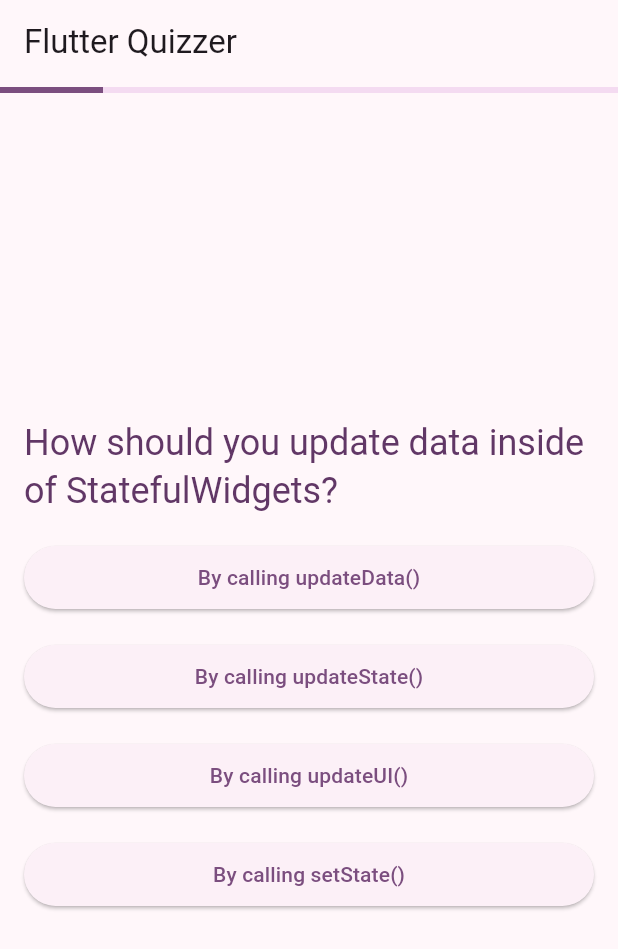
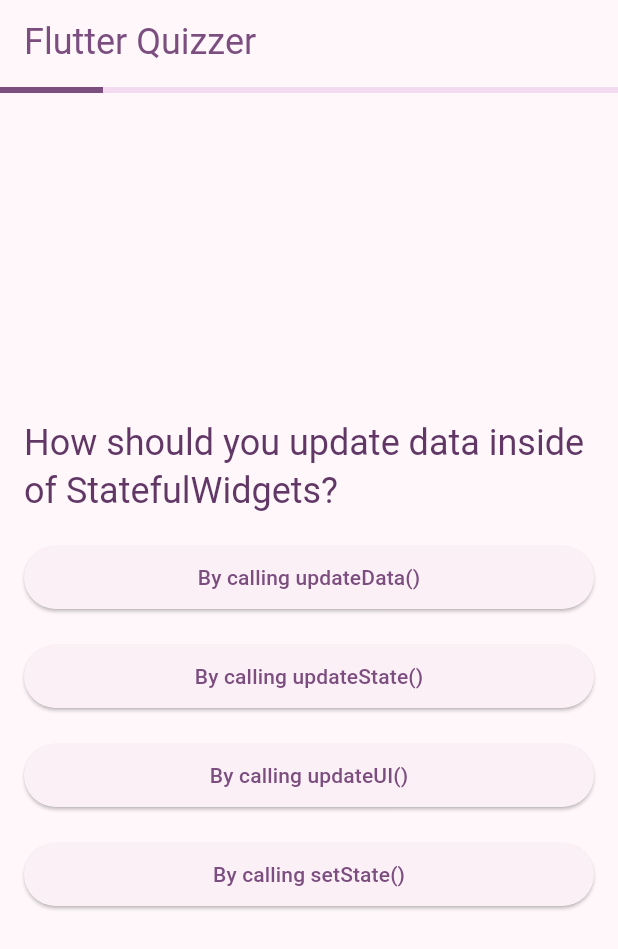
Before and after one commit to csarevalo/flutter-quizzer, a Flutter app: the screen it shows after launch, after a tap on "Start Quiz", after a tap on "By combining widgets in a visual editor", on a phone screen of 412 x 824 dp. Shown: the top 949 px of the screen. Run offline on Flutter 3.47's test engine with Material 3 defaults, Android fonts, the phone set to English and light mode, and no system bars; our stand-ins replace bloc, equatable, flutter_bloc; missing offline and left inert: flutter_confetti; generated files the repository leaves out were written again.

Commit message:
minor changes to formattin

```diff
--- a/lib/quizzer/view/quizzer_screen.dart
+++ b/lib/quizzer/view/quizzer_screen.dart
@@ -32,7 +32,12 @@
     final l10n = context.l10n;
     return Scaffold(
       appBar: AppBar(
-        title: Text(l10n.quizzerAppBarTitle),
+        title: Text(
+          l10n.quizzerAppBarTitle,
+          style: Theme.of(context).textTheme.headlineSmall?.copyWith(
+            color: Theme.of(context).colorScheme.primary,
+          ),
+        ),
         bottom: PreferredSize(
           preferredSize: const Size(double.infinity, 6),
           child: BlocBuilder<QuizzerBloc, QuizzerState>(
@@ -60,7 +65,7 @@
                       const SnackBar(
                         behavior: SnackBarBehavior.fixed,
                         backgroundColor: Colors.tealAccent,
-                        duration: Duration(milliseconds: 450),
+                        duration: Duration(milliseconds: 400),
                         content: ExcellentSnackbarContent(),
                       ),
                     );
@@ -71,7 +76,7 @@
                       SnackBar(
                         behavior: SnackBarBehavior.fixed,
                         backgroundColor: Colors.red[100],
-                        duration: const Duration(milliseconds: 450),
+                        duration: const Duration(milliseconds: 400),
                         content: const GoodTrySnackbarContent(),
                       ),
                     );
--- a/lib/quizzer/widgets/answer_tiles.dart
+++ b/lib/quizzer/widgets/answer_tiles.dart
@@ -2,9 +2,9 @@
 
 class AnswerTiles extends StatelessWidget {
   const AnswerTiles({
-    super.key,
     required this.answers,
     required this.onTap,
+    super.key,
     this.spacing = 32,
   });
 
@@ -35,9 +35,9 @@
 
 class _AnswerTile extends StatelessWidget {
   const _AnswerTile({
-    super.key,
     required this.answer,
     required this.onPressed,
+    super.key,
     this.textPadding = 8,
   });
 
--- a/lib/quizzer/widgets/q_a_summary_tile.dart
+++ b/lib/quizzer/widgets/q_a_summary_tile.dart
@@ -3,9 +3,9 @@
 
 class QASummaryTile extends StatelessWidget {
   const QASummaryTile({
-    super.key,
     required this.number,
     required this.questionAnswer,
+    super.key,
   });
 
   final int number;
```
Also changed, not shown: lib/quizzer/view/quizzer_results_view.dart (+10 -7 lines).
